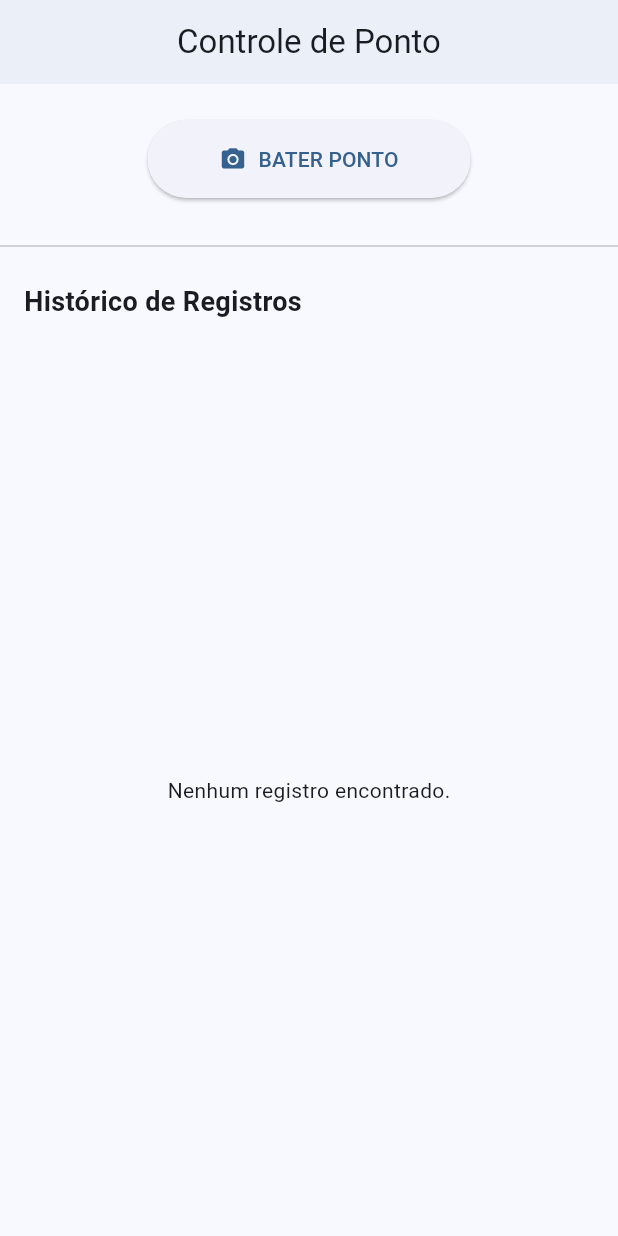
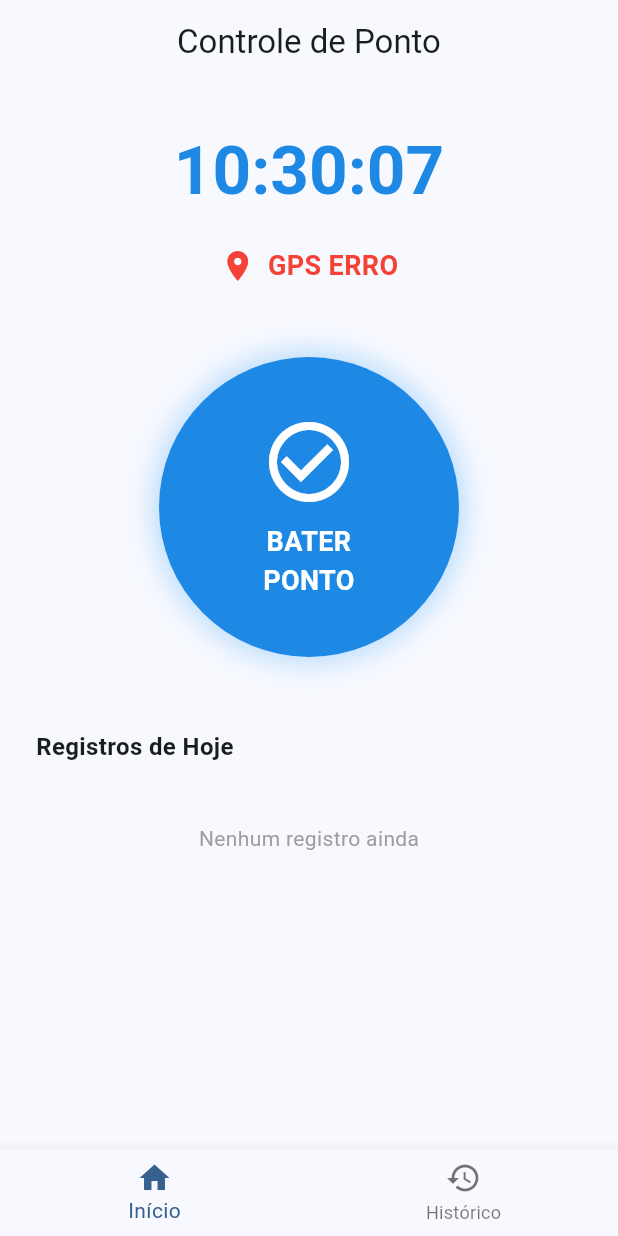
Before and after one commit to AllanMicuanski/PEX-mobile, a Flutter app: the screen it shows after launch, on a phone screen of 412 x 824 dp. Run offline on Flutter 3.47's test engine with Material 3 defaults, Android fonts, the phone set to English and light mode, and no system bars; our stand-ins replace geolocator, image_picker, sqflite; accounts and stored records are empty.

Commit message:
feat: Implement MVP with Home, Verification, Confirmation and History screens
- Add TipoPonto enum (entrada, almoco, retorno, saida) to Ponto model
- Update database schema with tipo field and migration logic (v1 -> v2)
- Implement new home screen with:
  - Real-time clock widget using DateFormat
  - GPS status indicator widget
  - Large circular button (200x200) to register pontos
  - Today's records display
- Create verification screen with photo + GPS checklist
- Create confirmation screen showing registered point receipt
- Create history screen with all pontos sorted by date
- Add bottom navigation between Home and History
- Create reusable widgets (ClockWidget, GPSIndicator)
- Fix imports and remove unused dependencies

```diff
--- a/lib/main.dart
+++ b/lib/main.dart
@@ -1,5 +1,8 @@
 import 'package:flutter/material.dart';
-import 'screens/home_screen.dart';void main() {
+import 'screens/home_screen.dart';
+import 'screens/historico_screen.dart';
+
+void main() {
   runApp(const PontoApp());
 }
 
@@ -15,7 +18,40 @@ class PontoApp extends StatelessWidget {
         colorScheme: ColorScheme.fromSeed(seedColor: Colors.blue),
         useMaterial3: true,
       ),
-      home: const HomeScreen(),
+      home: const MainNavigation(),
     );
   }
 }
+
+class MainNavigation extends StatefulWidget {
+  const MainNavigation({super.key});
+
+  @override
+  State<MainNavigation> createState() => _MainNavigationState();
+}
+
+class _MainNavigationState extends State<MainNavigation> {
+  int _selectedIndex = 0;
+
+  final List<Widget> _screens = [const HomeScreen(), const HistoricoScreen()];
+
+  @override
+  Widget build(BuildContext context) {
+    return Scaffold(
+      body: _screens[_selectedIndex],
+      bottomNavigationBar: BottomNavigationBar(
+        currentIndex: _selectedIndex,
+        onTap: (index) {
+          setState(() => _selectedIndex = index);
+        },
+        items: const [
+          BottomNavigationBarItem(icon: Icon(Icons.home), label: 'Início'),
+          BottomNavigationBarItem(
+            icon: Icon(Icons.history),
+            label: 'Histórico',
+          ),
+        ],
+      ),
+    );
+  }
+}
--- a/lib/models/ponto.dart
+++ b/lib/models/ponto.dart
@@ -1,6 +1,9 @@
+enum TipoPonto { entrada, almoco, retorno, saida }
+
 class Ponto {
   final String id;
   final DateTime dataHora;
+  final TipoPonto tipo;
   final String? fotoPath;
   final double? latitude;
   final double? longitude;
@@ -8,6 +11,7 @@ class Ponto {
   Ponto({
     required this.id,
     required this.dataHora,
+    required this.tipo,
     this.fotoPath,
     this.latitude,
     this.longitude,
@@ -17,6 +21,7 @@ class Ponto {
     return {
       'id': id,
       'dataHora': dataHora.toIso8601String(),
+      'tipo': tipo.toString().split('.').last,
       'fotoPath': fotoPath,
       'latitude': latitude,
       'longitude': longitude,
@@ -27,6 +32,10 @@ class Ponto {
     return Ponto(
       id: map['id'],
       dataHora: DateTime.parse(map['dataHora']),
+      tipo: TipoPonto.values.firstWhere(
+        (e) => e.toString().split('.').last == map['tipo'],
+        orElse: () => TipoPonto.entrada,
+      ),
       fotoPath: map['fotoPath'],
       latitude: map['latitude'],
       longitude: map['longitude'],
--- a/lib/screens/home_screen.dart
+++ b/lib/screens/home_screen.dart
@@ -1,8 +1,10 @@
-import 'dart:io';
 import 'package:flutter/material.dart';
 import 'package:intl/intl.dart';
 import '../models/ponto.dart';
 import '../services/ponto_service.dart';
+import '../services/location_service.dart';
+import '../widgets/clock_widget.dart';
+import '../widgets/gps_indicator.dart';
 
 class HomeScreen extends StatefulWidget {
   const HomeScreen({super.key});
@@ -13,30 +15,52 @@ class HomeScreen extends StatefulWidget {
 
 class _HomeScreenState extends State<HomeScreen> {
   final PontoService _pontoService = PontoService();
+  final LocationService _locationService = LocationService();
 
-  List<Ponto> _historico = [];
+  List<Ponto> _today = [];
   bool _estaProcessando = false;
   bool _carregandoHistorico = true;
+  bool _gpsValido = false;
 
   @override
   void initState() {
     super.initState();
     _carregarDados();
+    _verificarGPS();
+  }
+
+  Future<void> _verificarGPS() async {
+    try {
+      await _locationService.obterLocalizacaoAtual();
+      setState(() => _gpsValido = true);
+    } catch (_) {
+      setState(() => _gpsValido = false);
+    }
   }
 
   Future<void> _carregarDados() async {
     setState(() => _carregandoHistorico = true);
     try {
       final pontos = await _pontoService.buscarHistoricoDePontos();
-      setState(() => _historico = pontos);
+      final hoje = DateTime.now();
+      final registrosHoje = pontos.where((p) {
+        return p.dataHora.year == hoje.year &&
+            p.dataHora.month == hoje.month &&
+            p.dataHora.day == hoje.day;
+      }).toList();
+      setState(() => _today = registrosHoje);
     } finally {
       setState(() => _carregandoHistorico = false);
     }
   }
 
   Future<void> _handleRegistrarPonto() async {
+    if (!_gpsValido) {
+      _mostrarMensagem('GPS não validado!', isError: true);
+      return;
+    }
+
     setState(() => _estaProcessando = true);
-
     try {
       await _pontoService.registrarPontoCompleto();
       await _carregarDados();
@@ -67,130 +91,169 @@ class _HomeScreenState extends State<HomeScreen> {
       appBar: AppBar(
         title: const Text('Controle de Ponto'),
         centerTitle: true,
-        elevation: 2,
+        elevation: 0,
       ),
-      body: Column(
+      body: ListView(
+        padding: const EdgeInsets.symmetric(horizontal: 24, vertical: 32),
         children: [
+          // Header com relógio e GPS
           _buildHeader(),
-          const Divider(),
-          _buildListTitle(),
-          _buildHistoricoList(),
+          const SizedBox(height: 48),
+
+          // Botão grande circular de bater ponto
+          _buildMainButton(),
+          const SizedBox(height: 48),
+
+          // Registros do dia
+          _buildTodayRecords(),
         ],
       ),
     );
   }
 
   Widget _buildHeader() {
-    return Padding(
-      padding: const EdgeInsets.symmetric(vertical: 24.0),
-      child: Center(
-        child: _estaProcessando
-            ? const CircularProgressIndicator()
-            : ElevatedButton.icon(
-                onPressed: _handleRegistrarPonto,
-                icon: const Icon(Icons.camera_alt),
-                label: const Text('BATER PONTO'),
-                style: ElevatedButton.styleFrom(
-                  padding: const EdgeInsets.symmetric(
-                    horizontal: 48,
-                    vertical: 16,
-                  ),
-                  shape: RoundedRectangleBorder(
-                    borderRadius: BorderRadius.circular(30),
-                  ),
-                ),
-              ),
-      ),
+    return Column(
+      children: [
+        // Relógio
+        const ClockWidget(),
+        const SizedBox(height: 24),
+
+        // GPS Indicator
+        GPSIndicator(isValid: _gpsValido),
+      ],
     );
   }
 
-  Widget _buildListTitle() {
-    return const Padding(
-      padding: EdgeInsets.all(16.0),
-      child: Align(
-        alignment: Alignment.centerLeft,
-        child: Text(
-          'Histórico de Registros',
-          style: TextStyle(fontSize: 18, fontWeight: FontWeight.bold),
+  Widget _buildMainButton() {
+    return Center(
+      child: GestureDetector(
+        onTap: _estaProcessando ? null : _handleRegistrarPonto,
+        child: Container(
+          width: 200,
+          height: 200,
+          decoration: BoxDecoration(
+            shape: BoxShape.circle,
+            color: Colors.blue[600],
+            boxShadow: [
+              BoxShadow(
+                color: Colors.blue.withValues(alpha: 0.3),
+                blurRadius: 16,
+                spreadRadius: 4,
+              ),
+            ],
+          ),
+          child: Center(
+            child: _estaProcessando
+                ? const CircularProgressIndicator(color: Colors.white)
+                : Column(
+                    mainAxisAlignment: MainAxisAlignment.center,
+                    children: [
+                      Icon(
+                        Icons.check_circle_outline,
+                        size: 64,
+                        color: Colors.white,
+                      ),
+                      const SizedBox(height: 8),
+                      const Text(
+                        'BATER\nPONTO',
+                        textAlign: TextAlign.center,
+                        style: TextStyle(
+                          color: Colors.white,
+                          fontSize: 18,
+                          fontWeight: FontWeight.bold,
+                        ),
+                      ),
+                    ],
+                  ),
+          ),
         ),
       ),
     );
   }
 
-  Widget _buildHistoricoList() {
+  Widget _buildTodayRecords() {
     if (_carregandoHistorico) {
-      return const Expanded(child: Center(child: CircularProgressIndicator()));
+      return const Center(child: CircularProgressIndicator());
     }
 
-    if (_historico.isEmpty) {
-      return const Expanded(
-        child: Center(child: Text('Nenhum registro encontrado.')),
-      );
-    }
+    return Column(
+      crossAxisAlignment: CrossAxisAlignment.start,
+      children: [
+        const Text(
+          'Registros de Hoje',
+          style: TextStyle(fontSize: 16, fontWeight: FontWeight.bold),
+        ),
+        const SizedBox(height: 16),
+        if (_today.isEmpty)
+          const Padding(
+            padding: EdgeInsets.symmetric(vertical: 24),
+            child: Center(
+              child: Text(
+                'Nenhum registro ainda',
+                style: TextStyle(color: Colors.grey),
+              ),
+            ),
+          )
+        else
+          ..._today.map((ponto) => _buildTodayTile(ponto)),
+      ],
+    );
+  }
 
-    return Expanded(
-      child: RefreshIndicator(
-        onRefresh: _carregarDados,
-        child: ListView.separated(
-          itemCount: _historico.length,
-          separatorBuilder: (_, _) => const Divider(height: 1),
-          itemBuilder: (context, index) => _PontoTile(ponto: _historico[index]),
+  Widget _buildTodayTile(Ponto ponto) {
+    return Padding(
+      padding: const EdgeInsets.only(bottom: 12),
+      child: Container(
+        padding: const EdgeInsets.all(16),
+        decoration: BoxDecoration(
+          color: Colors.grey[100],
+          borderRadius: BorderRadius.circular(12),
+          border: Border(left: BorderSide(color: Colors.blue[600]!, width: 4)),
+        ),
+        child: Column(
+          crossAxisAlignment: CrossAxisAlignment.start,
+          children: [
+            Row(
+              mainAxisAlignment: MainAxisAlignment.spaceBetween,
+              children: [
+                Text(
+                  DateFormat('HH:mm').format(ponto.dataHora),
+                  style: const TextStyle(
+                    fontSize: 18,
+                    fontWeight: FontWeight.bold,
+                  ),
+                ),
+                Row(
+                  children: [
+                    Icon(
+                      Icons.check_circle,
+                      size: 20,
+                      color: Colors.green[600],
+                    ),
+                    const SizedBox(width: 4),
+                    if (ponto.fotoPath != null)
+                      const Text(
+                        'Foto ✓',
+                        style: TextStyle(fontSize: 12, color: Colors.green),
+                      ),
+                  ],
+                ),
+              ],
+            ),
+            const SizedBox(height: 8),
+            Row(
+              children: [
+                Icon(Icons.location_on, size: 14, color: Colors.grey[600]),
+                const SizedBox(width: 4),
+                Text(
+                  'GPS ✓',
+                  style: TextStyle(fontSize: 12, color: Colors.grey[600]),
+                ),
+              ],
+            ),
+          ],
         ),
       ),
     );
   }
 }
-
-class _PontoTile extends StatelessWidget {
-  final Ponto ponto;
-
-  const _PontoTile({required this.ponto});
-
-  @override
-  Widget build(BuildContext context) {
-    return ListTile(
-      contentPadding: const EdgeInsets.symmetric(horizontal: 16, vertical: 8),
-      leading: _buildThumbnail(),
-      title: Text(
-        DateFormat('dd/MM/yyyy - HH:mm:ss').format(ponto.dataHora),
-        style: const TextStyle(fontWeight: FontWeight.w600),
-      ),
-      subtitle: Column(
-        crossAxisAlignment: CrossAxisAlignment.start,
-        children: [
-          const SizedBox(height: 4),
-          Row(
-            children: [
-              const Icon(Icons.location_on, size: 14, color: Colors.grey),
-              const SizedBox(width: 4),
-              Text(
-                'Lat: ${ponto.latitude?.toStringAsFixed(4)}, Long: ${ponto.longitude?.toStringAsFixed(4)}',
-                style: const TextStyle(fontSize: 12),
-              ),
-            ],
-          ),
-        ],
-      ),
-    );
-  }
-
-  Widget _buildThumbnail() {
-    if (ponto.fotoPath == null) return const Icon(Icons.history);
-
-    return ClipRRect(
-      borderRadius: BorderRadius.circular(8),
-      child: Image.file(
-        File(ponto.fotoPath!),
-        width: 60,
-        height: 60,
-        fit: BoxFit.cover,
-        errorBuilder: (_, _, _) => Container(
-          width: 60,
-          height: 60,
-          color: Colors.grey[200],
-          child: const Icon(Icons.broken_image, color: Colors.grey),
-        ),
-      ),
-    );
-  }
-}
--- a/lib/services/ponto_service.dart
+++ b/lib/services/ponto_service.dart
@@ -27,6 +27,7 @@ class PontoService {
     final novoPonto = Ponto(
       id: DateTime.now().millisecondsSinceEpoch.toString(),
       dataHora: DateTime.now(),
+      tipo: TipoPonto.entrada, // TODO: Definir tipo baseado na hora do dia
       fotoPath: fotoPath,
       latitude: position.latitude,
       longitude: position.longitude,
--- /dev/null
+++ b/lib/widgets/clock_widget.dart
@@ -0,0 +1,39 @@
+import 'package:flutter/material.dart';
+import 'package:intl/intl.dart';
+
+class ClockWidget extends StatefulWidget {
+  const ClockWidget({super.key});
+
+  @override
+  State<ClockWidget> createState() => _ClockWidgetState();
+}
+
+class _ClockWidgetState extends State<ClockWidget> {
+  late DateTime _currentTime;
+
+  @override
+  void initState() {
+    super.initState();
+    _currentTime = DateTime.now();
+    Future.delayed(const Duration(milliseconds: 500), _updateTime);
+  }
+
+  void _updateTime() {
+    if (!mounted) return;
+    setState(() => _currentTime = DateTime.now());
+    Future.delayed(const Duration(seconds: 1), _updateTime);
+  }
+
+  @override
+  Widget build(BuildContext context) {
+    final formattedTime = DateFormat('HH:mm:ss').format(_currentTime);
+
+    return Text(
+      formattedTime,
+      style: Theme.of(context).textTheme.displayMedium?.copyWith(
+        fontWeight: FontWeight.bold,
+        color: Colors.blue[600],
+      ),
+    );
+  }
+}
--- /dev/null
+++ b/lib/widgets/gps_indicator.dart
@@ -0,0 +1,30 @@
+import 'package:flutter/material.dart';
+
+class GPSIndicator extends StatelessWidget {
+  final bool isValid;
+
+  const GPSIndicator({super.key, required this.isValid});
+
+  @override
+  Widget build(BuildContext context) {
+    return Row(
+      mainAxisAlignment: MainAxisAlignment.center,
+      children: [
+        Icon(
+          Icons.location_on,
+          color: isValid ? Colors.green : Colors.red,
+          size: 24,
+        ),
+        const SizedBox(width: 8),
+        Text(
+          isValid ? 'GPS OK' : 'GPS ERRO',
+          style: TextStyle(
+            fontSize: 18,
+            fontWeight: FontWeight.w600,
+            color: isValid ? Colors.green : Colors.red,
+          ),
+        ),
+      ],
+    );
+  }
+}
```
Also changed, not shown: lib/screens/confirmacao_screen.dart (added, +87 -0 lines), lib/screens/historico_screen.dart (added, +87 -0 lines), lib/screens/verificacao_screen.dart (added, +103 -0 lines), lib/services/database_service.dart (+12 -1 lines).
